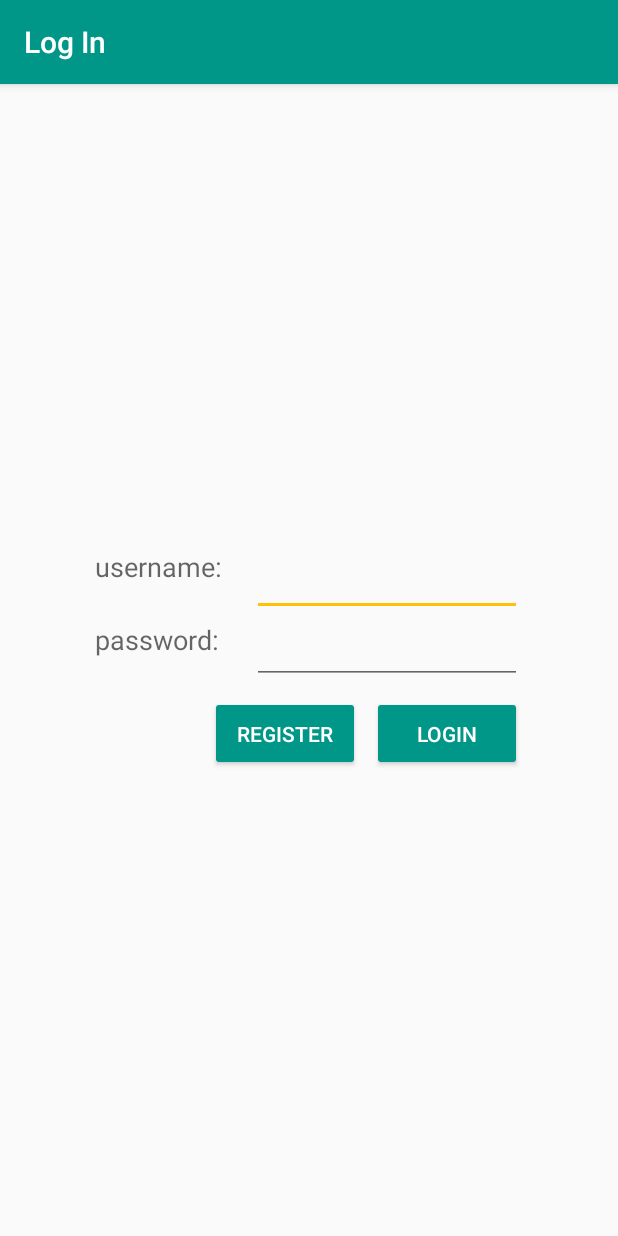
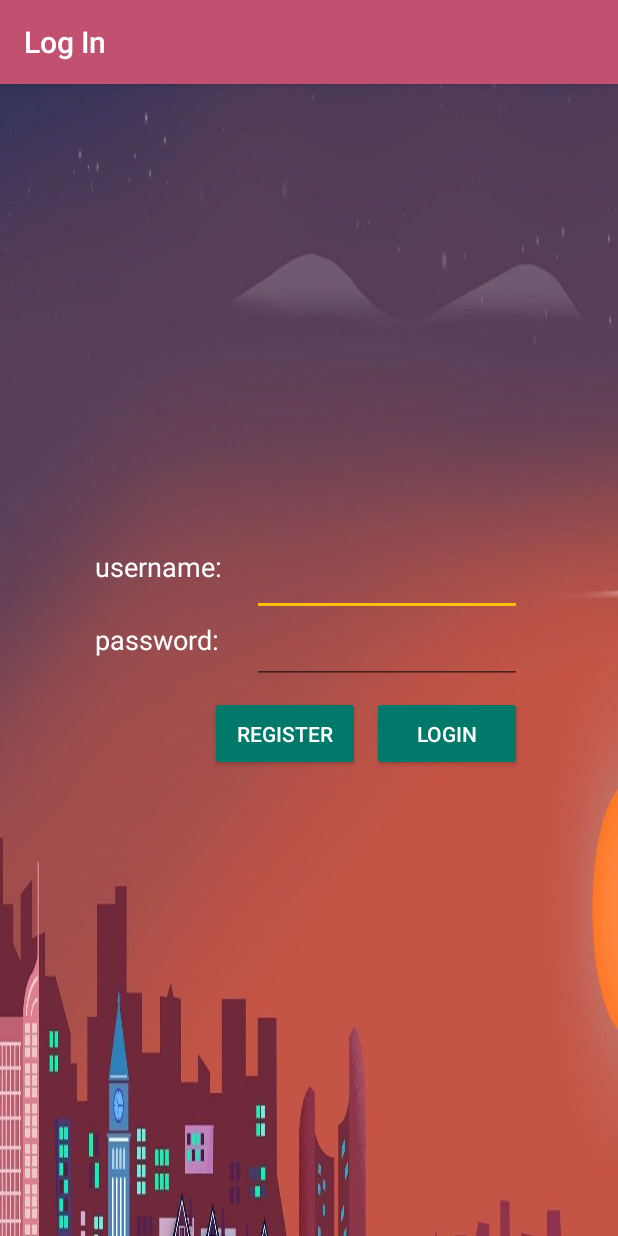
Before and after one commit to vasuperniss/MM_Android_Ex4, an Android app: the LogInActivity screen opened directly, with no data from a screen before it, on a phone screen of 412 x 824 dp. Run offline under Robolectric (Android 15) with nearby library versions, the phone set to English and light mode, and no system bars.

Commit message:
Added checking of fields in the Registration activity before sending. Added new material design backgrounds to the login and register pages.

```diff
--- a/app/src/main/AndroidManifest.xml
+++ b/app/src/main/AndroidManifest.xml
@@ -19,9 +19,11 @@
             android:name=".LogInActivity"
             android:label="@string/login_title"
             android:theme="@style/NormalTheme" />
-        <activity android:name=".RegisterActivity"
+        <activity
+            android:name=".RegisterActivity"
             android:label="@string/register_title"
-            android:theme="@style/NormalTheme" />
+            android:theme="@style/RegisterTheme" />
+        <activity android:name=".TutorialActivity"></activity>
     </application>
 
 </manifest>
--- a/app/src/main/java/com/amaze_ing/mm/amazeandroid/SplashScreenActivity.java
+++ b/app/src/main/java/com/amaze_ing/mm/amazeandroid/SplashScreenActivity.java
@@ -3,6 +3,7 @@ package com.amaze_ing.mm.amazeandroid;
 import android.content.Intent;
 import android.support.v7.app.AppCompatActivity;
 import android.os.Bundle;
+import android.util.TypedValue;
 import android.widget.TextView;
 
 public class SplashScreenActivity extends AppCompatActivity {
@@ -95,6 +96,8 @@ public class SplashScreenActivity extends AppCompatActivity {
                                     msgTxt.setText(R.string.splash_message_4);
                                     break;
                             }
+                            msgTxt.setTextSize(TypedValue.COMPLEX_UNIT_PX,
+                                    msgTxt.getTextSize() + 4);
                         } else {
                             //TODO:: move to other Activity
 
--- /dev/null
+++ b/app/src/main/res/drawable/background.xml
@@ -0,0 +1,6 @@
+<?xml version="1.0" encoding="utf-8"?>
+<bitmap xmlns:android="http://schemas.android.com/apk/res/android"
+    android:src="@drawable/login_background"
+    android:tileMode="disabled" android:gravity="bottom"
+    >
+</bitmap>
--- a/app/src/main/res/layout/activity_login.xml
+++ b/app/src/main/res/layout/activity_login.xml
@@ -1,15 +1,11 @@
 <?xml version="1.0" encoding="utf-8"?>
 <RelativeLayout xmlns:android="http://schemas.android.com/apk/res/android"
     xmlns:tools="http://schemas.android.com/tools"
-    android:theme="@style/NormalTheme"
     android:layout_width="match_parent"
     android:layout_height="match_parent"
     android:layout_gravity="center_horizontal"
-    android:paddingBottom="@dimen/activity_vertical_margin"
-    android:paddingLeft="@dimen/activity_horizontal_margin"
-    android:paddingRight="@dimen/activity_horizontal_margin"
-    android:paddingTop="@dimen/activity_vertical_margin"
     android:orientation="vertical"
+    android:background="@drawable/login_background"
     tools:context="com.amaze_ing.mm.amazeandroid.LogInActivity">
 
     <RelativeLayout
@@ -24,6 +20,7 @@
             android:textAppearance="?android:attr/textAppearanceMedium"
             android:text="@string/rl_username"
             android:id="@+id/r_username_txt"
+            android:textColor="@color/colorButtons"
             android:layout_alignParentTop="true"
             android:layout_alignParentLeft="true"
             android:layout_alignParentStart="true"
@@ -35,6 +32,7 @@
             android:textAppearance="?android:attr/textAppearanceMedium"
             android:text="@string/rl_password"
             android:id="@+id/r_password_txt"
+            android:textColor="@color/colorButtons"
             android:layout_below="@+id/r_username_txt"
             android:layout_alignParentLeft="true"
             android:layout_marginTop="24dp" />
@@ -44,6 +42,7 @@
             android:layout_height="wrap_content"
             android:inputType="text"
             android:id="@+id/r_username_txtfield"
+            android:textColor="@color/colorButtons"
             android:layout_alignTop="@+id/r_username_txt"
             android:layout_toRightOf="@+id/r_username_txt"
             android:layout_marginLeft="20dp"/>
@@ -54,6 +53,7 @@
             android:inputType="textPassword"
             android:ems="10"
             android:id="@+id/r_password_txtfield"
+            android:textColor="@color/colorButtons"
             android:layout_below="@id/r_username_txtfield"
             android:layout_alignRight="@id/r_username_txtfield"
             android:layout_marginLeft="20dp"/>
--- a/app/src/main/res/values/colors.xml
+++ b/app/src/main/res/values/colors.xml
@@ -1,6 +1,6 @@
 <?xml version="1.0" encoding="utf-8"?>
 <resources>
-    <color name="colorPrimary">#009688</color>
+    <color name="colorPrimary">#c25070</color>
     <color name="colorPrimaryDark">#00796B</color>
     <color name="colorPrimaryLight">#B2DFDB</color>
     <color name="colorAccent">#FFC107</color>
--- a/app/src/main/res/values/strings.xml
+++ b/app/src/main/res/values/strings.xml
@@ -16,4 +16,5 @@
     <string name="register_btn">Register</string>
     <string name="clear_btn">Clear</string>
     <string name="logoDesc">logo</string>
+    <string name="register_err">Fill in all fields before submitting.</string>
 </resources>
--- a/app/src/main/res/values/styles.xml
+++ b/app/src/main/res/values/styles.xml
@@ -15,15 +15,22 @@
         <item name="colorAccent">@color/colorAccent</item>
     </style>
 
+    <style name="RegisterTheme" parent="Theme.AppCompat.Light.DarkActionBar">
+        <!-- Customize your theme here. -->
+        <item name="colorPrimary">@color/colorPrimaryDark</item>
+        <item name="colorPrimaryDark">@color/colorPrimaryDark</item>
+        <item name="colorAccent">@color/colorAccent</item>
+    </style>
+
     <style name="text_view_style">
         <item name="android:layout_width">wrap_content</item>
         <item name="android:layout_height">wrap_content</item>
         <item name="android:layout_marginTop">24dp</item>
-        <item name="android:textColor">@color/colorPrimaryText</item>
+        <item name="android:textColor">@color/colorButtons</item>
     </style>
 
     <style name="NormalTheme.Button" parent="Widget.AppCompat.Button.Colored">
-        <item name="android:colorButtonNormal">@color/colorPrimary</item>
+        <item name="android:colorButtonNormal">@color/colorPrimaryDark</item>
         <item name="android:textColor">@color/colorButtons</item>
         <item name="android:colorControlHighlight">@color/colorPrimaryDark</item>
         <item name="android:padding">0dp</item>
```
Also changed, not shown: app/src/main/java/com/amaze_ing/mm/amazeandroid/RegisterActivity.java (+33 -6 lines), app/src/main/java/com/amaze_ing/mm/amazeandroid/TutorialActivity.java (added, +13 -0 lines), app/src/main/res/layout/activity_register.xml (+38 -24 lines), app/src/main/res/layout/activity_tutorial.xml (added, +12 -0 lines), app/src/main/res/drawable-nodpi/login_background.jpg (added), app/src/main/res/drawable-nodpi/register_background.png (added), app/src/main/res/drawable/ico1.png (added), app/src/main/res/drawable/ico2.png (added), app/src/main/res/drawable/ico3.png (added), app/src/main/res/drawable/ico4.png (added), app/src/main/res/drawable/ico5.png (added), app/src/main/res/drawable/ico6.png (added).
